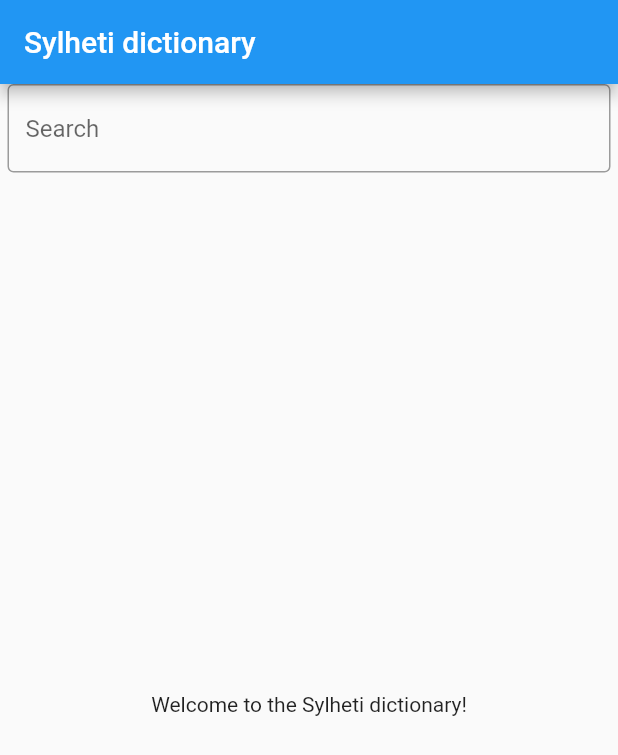
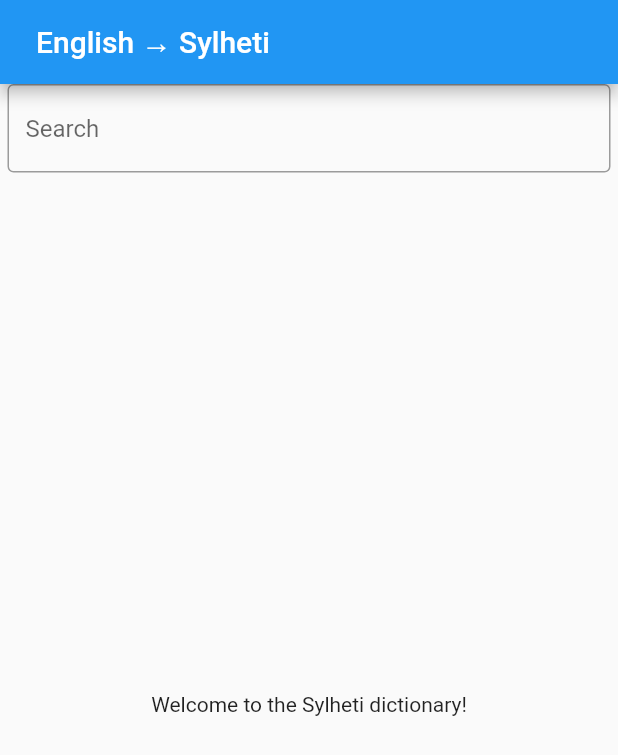
Before and after one commit to ananari/Sylheti-dictionary, a Flutter app: the screen it shows after launch, on a phone screen of 412 x 824 dp. Shown: the top 755 px of the screen. Run offline on Flutter 3.47's test engine with Material 2 defaults, Android fonts, the phone set to English and light mode, and no system bars.

Commit message:
added language selector

```diff
--- a/lib/main.dart
+++ b/lib/main.dart
@@ -11,7 +11,7 @@ class MyApp extends StatelessWidget {
       title: 'Sylheti dictionary',
       home: Scaffold(
         appBar: AppBar(
-          title: Text('Sylheti dictionary')
+          title: SearchToggle(),
         ),
         body: Column(
           children: <Widget>[
@@ -32,24 +32,29 @@ class SearchBar extends StatefulWidget {
 }
 
 class _SearchBarState extends State<SearchBar> {
-  final searchController = TextEditingController();
+  final _searchController = TextEditingController();
 
   @override
   void dispose() {
-    searchController.dispose();
+    _searchController.dispose();
     super.dispose();
   }
+
+  final _searchKey = GlobalKey<FormState>();
 
   @override
   Widget build(BuildContext context) {
     return Padding(
       padding: EdgeInsets.symmetric(vertical: 0.0, horizontal: 5.0),
-      child: TextField(
-        controller: searchController,
-        decoration: InputDecoration(
-          border: OutlineInputBorder(),
-          hintText: 'Search',
-        ),
+      child: Form(
+        key: _searchKey,
+        child: TextFormField(
+          controller: _searchController,
+          decoration: InputDecoration(
+            border: OutlineInputBorder(),
+            hintText: 'Search',
+          ),
+        )
       )
     );
   }
@@ -68,3 +73,23 @@ class _SearchResultsState extends State<SearchResults> {
     );
   }
 }
+
+class SearchToggle extends StatefulWidget {
+  @override
+  _SearchToggleState createState() => _SearchToggleState();
+}
+
+class _SearchToggleState extends State<SearchToggle> {
+  String _title = "English → Sylheti";
+
+  @override
+  Widget build(BuildContext context) {
+    return TextButton(
+      child: Text(_title, style: TextStyle(fontSize: 20.0, color: Colors.white)),
+      onPressed: (() {
+        String newValue = _title == "English → Sylheti" ? "Sylheti → English" : "English → Sylheti";
+        setState(() {_title = newValue;});
+      }),
+    );
+  }
+}
```
